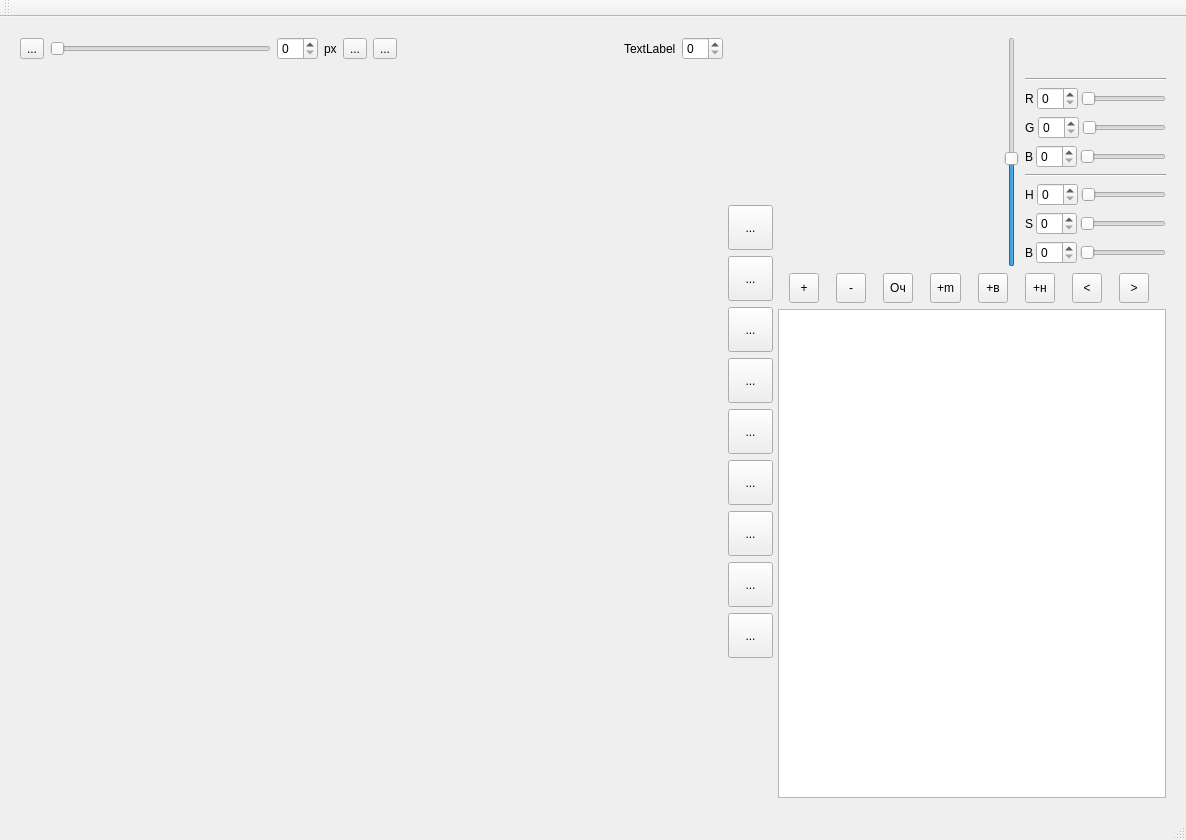
The window that MegaPainter3000/MegaPainter3000/mainwindow.ui (AlexRevolsdrib/MegaPainter3000) describes before a commit, drawn with Qt 5.
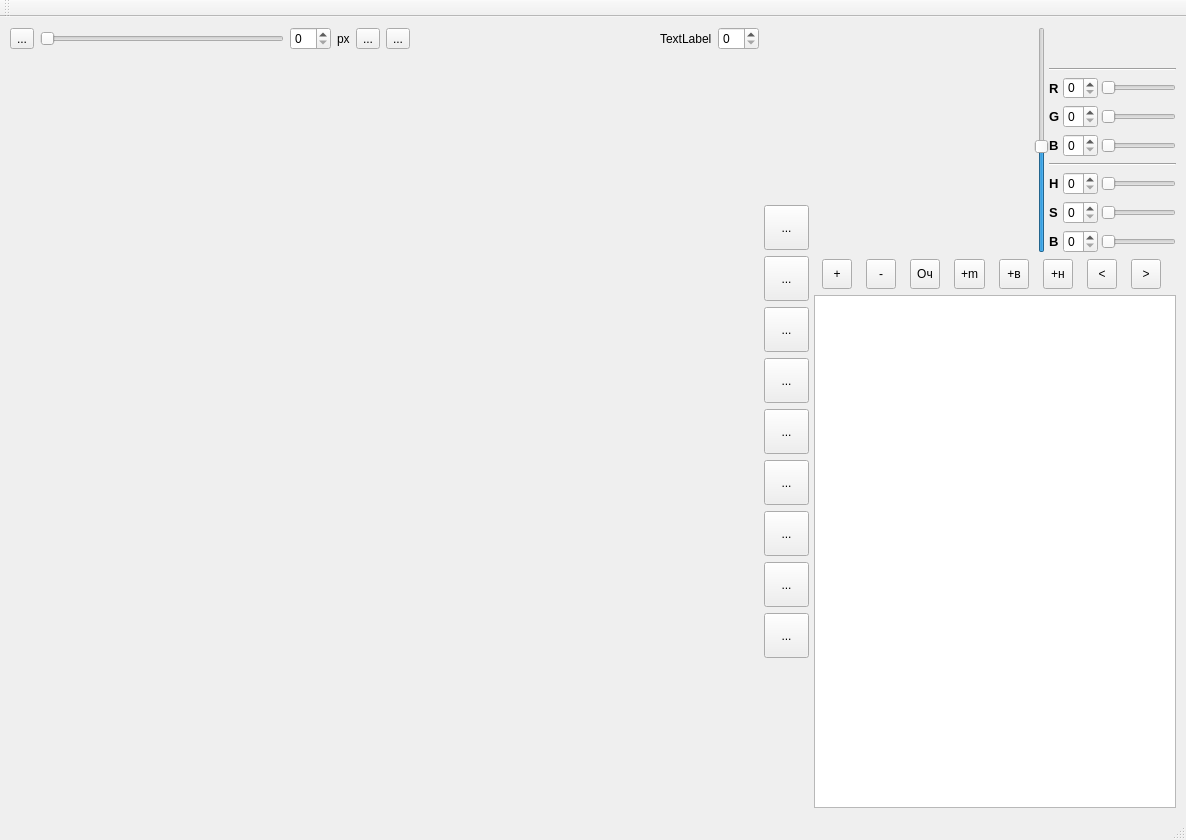
The same window after the commit. Custom widgets are drawn as their Qt base class.

The edit to the form file:
```diff
--- a/MegaPainter3000/MegaPainter3000/mainwindow.ui
+++ b/MegaPainter3000/MegaPainter3000/mainwindow.ui
@@ -30,19 +30,19 @@
      <enum>QLayout::SetDefaultConstraint</enum>
     </property>
     <property name="leftMargin">
-     <number>10</number>
+     <number>0</number>
     </property>
     <property name="topMargin">
-     <number>10</number>
+     <number>0</number>
     </property>
     <property name="rightMargin">
-     <number>10</number>
+     <number>0</number>
     </property>
     <property name="bottomMargin">
-     <number>10</number>
+     <number>0</number>
     </property>
     <property name="spacing">
-     <number>5</number>
+     <number>0</number>
     </property>
     <item row="0" column="0">
      <widget class="QScrollArea" name="scrollArea">
@@ -65,8 +65,8 @@
         <rect>
          <x>0</x>
          <y>0</y>
-         <width>1166</width>
-         <height>755</height>
+         <width>1186</width>
+         <height>775</height>
         </rect>
        </property>
        <layout class="QGridLayout" name="gridLayout_2">
@@ -92,6 +92,9 @@
           </property>
           <item>
            <layout class="QHBoxLayout" name="horizontalLayout_8">
+            <property name="spacing">
+             <number>0</number>
+            </property>
             <item>
              <widget class="ColorPallete" name="pallet" native="true">
               <property name="sizePolicy">
@@ -103,7 +106,7 @@
               <property name="minimumSize">
                <size>
                 <width>220</width>
-                <height>230</height>
+                <height>220</height>
                </size>
               </property>
              </widget>
@@ -175,16 +178,51 @@
                 </property>
                 <item>
                  <widget class="QLabel" name="label_5">
+                  <property name="maximumSize">
+                   <size>
+                    <width>13</width>
+                    <height>16777215</height>
+                   </size>
+                  </property>
+                  <property name="font">
+                   <font>
+                    <pointsize>10</pointsize>
+                    <weight>75</weight>
+                    <bold>true</bold>
+                   </font>
+                  </property>
+                  <property name="lineWidth">
+                   <number>1</number>
+                  </property>
                   <property name="text">
                    <string>R</string>
                   </property>
                  </widget>
                 </item>
                 <item>
-                 <widget class="QSpinBox" name="spinBox_3"/>
+                 <widget class="QSpinBox" name="sbR">
+                  <property name="maximumSize">
+                   <size>
+                    <width>35</width>
+                    <height>22</height>
+                   </size>
+                  </property>
+                  <property name="maximum">
+                   <number>255</number>
+                  </property>
+                 </widget>
                 </item>
                 <item>
-                 <widget class="QSlider" name="horizontalSlider_4">
+                 <widget class="QSlider" name="sR">
+                  <property name="maximumSize">
+                   <size>
+                    <width>75</width>
+                    <height>16777215</height>
+                   </size>
+                  </property>
+                  <property name="maximum">
+                   <number>255</number>
+                  </property>
                   <property name="orientation">
                    <enum>Qt::Horizontal</enum>
                   </property>
@@ -199,16 +237,48 @@
                 </property>
                 <item>
                  <widget class="QLabel" name="label_3">
+                  <property name="maximumSize">
+                   <size>
+                    <width>13</width>
+                    <height>16777215</height>
+                   </size>
+                  </property>
+                  <property name="font">
+                   <font>
+                    <pointsize>10</pointsize>
+                    <weight>75</weight>
+                    <bold>true</bold>
+                   </font>
+                  </property>
                   <property name="text">
                    <string>G</string>
                   </property>
                  </widget>
                 </item>
                 <item>
-                 <widget class="QSpinBox" name="spinBox_4"/>
+                 <widget class="QSpinBox" name="sbG">
+                  <property name="maximumSize">
+                   <size>
+                    <width>35</width>
+                    <height>16777215</height>
+                   </size>
+                  </property>
+                  <property name="maximum">
+                   <number>255</number>
+                  </property>
+                 </widget>
                 </item>
                 <item>
-                 <widget class="QSlider" name="horizontalSlider_2">
+                 <widget class="QSlider" name="sG">
+                  <property name="maximumSize">
+                   <size>
+                    <width>75</width>
+                    <height>16777215</height>
+                   </size>
+                  </property>
+                  <property name="maximum">
+                   <number>255</number>
+                  </property>
                   <property name="orientation">
                    <enum>Qt::Horizontal</enum>
                   </property>
@@ -223,16 +293,48 @@
                 </property>
                 <item>
                  <widget class="QLabel" name="label_4">
+                  <property name="maximumSize">
+                   <size>
+                    <width>13</width>
+                    <height>16777215</height>
+                   </size>
+                  </property>
+                  <property name="font">
+                   <font>
+                    <pointsize>10</pointsize>
+                    <weight>75</weight>
+                    <bold>true</bold>
+                   </font>
+                  </property>
                   <property name="text">
                    <string>B</string>
                   </property>
                  </widget>
                 </item>
                 <item>
-                 <widget class="QSpinBox" name="spinBox_5"/>
+                 <widget class="QSpinBox" name="sbB">
+                  <property name="maximumSize">
+                   <size>
+                    <width>35</width>
+                    <height>16777215</height>
+                   </size>
+                  </property>
+                  <property name="maximum">
+                   <number>255</number>
+                  </property>
+                 </widget>
                 </item>
                 <item>
-                 <widget class="QSlider" name="horizontalSlider_3">
+                 <widget class="QSlider" name="sB">
+                  <property name="maximumSize">
+                   <size>
+                    <width>75</width>
+                    <height>16777215</height>
+                   </size>
+                  </property>
+                  <property name="maximum">
+                   <number>255</number>
+                  </property>
                   <property name="orientation">
                    <enum>Qt::Horizontal</enum>
                   </property>
@@ -254,16 +356,45 @@
                 </property>
                 <item>
                  <widget class="QLabel" name="label_6">
+                  <property name="maximumSize">
+                   <size>
+                    <width>13</width>
+                    <height>16777215</height>
+                   </size>
+                  </property>
+                  <property name="font">
+                   <font>
+                    <pointsize>10</pointsize>
+                    <weight>75</weight>
+                    <bold>true</bold>
+                   </font>
+                  </property>
                   <property name="text">
                    <string>H</string>
                   </property>
                  </widget>
                 </item>
                 <item>
-                 <widget class="QSpinBox" name="spinBox_6"/>
+                 <widget class="QSpinBox" name="sbH">
+                  <property name="maximumSize">
+                   <size>
+                    <width>35</width>
+                    <height>16777215</height>
+                   </size>
+                  </property>
+                  <property name="maximum">
+                   <number>255</number>
+                  </property>
+                 </widget>
                 </item>
                 <item>
                  <widget class="QSlider" name="horizontalSlider_5">
+                  <property name="maximumSize">
+                   <size>
+                    <width>75</width>
+                    <height>16777215</height>
+                   </size>
+                  </property>
                   <property name="orientation">
                    <enum>Qt::Horizontal</enum>
                   </property>
@@ -278,16 +409,45 @@
                 </property>
                 <item>
                  <widget class="QLabel" name="label_7">
+                  <property name="maximumSize">
+                   <size>
+                    <width>13</width>
+                    <height>16777215</height>
+                   </size>
+                  </property>
+                  <property name="font">
+                   <font>
+                    <pointsize>10</pointsize>
+                    <weight>75</weight>
+                    <bold>true</bold>
+                   </font>
+                  </property>
                   <property name="text">
                    <string>S</string>
                   </property>
                  </widget>
                 </item>
                 <item>
-                 <widget class="QSpinBox" name="spinBox_7"/>
+                 <widget class="QSpinBox" name="sbS">
+                  <property name="maximumSize">
+                   <size>
+                    <width>35</width>
+                    <height>16777215</height>
+                   </size>
+                  </property>
+                  <property name="maximum">
+                   <number>255</number>
+                  </property>
+                 </widget>
                 </item>
                 <item>
                  <widget class="QSlider" name="horizontalSlider_6">
+                  <property name="maximumSize">
+                   <size>
+                    <width>75</width>
+                    <height>16777215</height>
+                   </size>
+                  </property>
                   <property name="orientation">
                    <enum>Qt::Horizontal</enum>
                   </property>
@@ -302,16 +462,45 @@
                 </property>
                 <item>
                  <widget class="QLabel" name="label_8">
+                  <property name="maximumSize">
+                   <size>
+                    <width>13</width>
+                    <height>16777215</height>
+                   </size>
+                  </property>
+                  <property name="font">
+                   <font>
+                    <pointsize>10</pointsize>
+                    <weight>75</weight>
+                    <bold>true</bold>
+                   </font>
+                  </property>
                   <property name="text">
                    <string>B</string>
                   </property>
                  </widget>
                 </item>
                 <item>
-                 <widget class="QSpinBox" name="spinBox_8"/>
+                 <widget class="QSpinBox" name="sbBR">
+                  <property name="maximumSize">
+                   <size>
+                    <width>35</width>
+                    <height>16777215</height>
+                   </size>
+                  </property>
+                  <property name="maximum">
+                   <number>255</number>
+                  </property>
+                 </widget>
                 </item>
                 <item>
                  <widget class="QSlider" name="horizontalSlider_7">
+                  <property name="maximumSize">
+                   <size>
+                    <width>75</width>
+                    <height>16777215</height>
+                   </size>
+                  </property>
                   <property name="orientation">
                    <enum>Qt::Horizontal</enum>
                   </property>
@@ -442,6 +631,12 @@
           </item>
           <item>
            <widget class="QListWidget" name="listWidget">
+            <property name="maximumSize">
+             <size>
+              <width>380</width>
+              <height>16777215</height>
+             </size>
+            </property>
             <property name="tabKeyNavigation">
              <bool>false</bool>
             </property>
```
Left out of the diff: 358 changed lines with no effect on the pictures.
